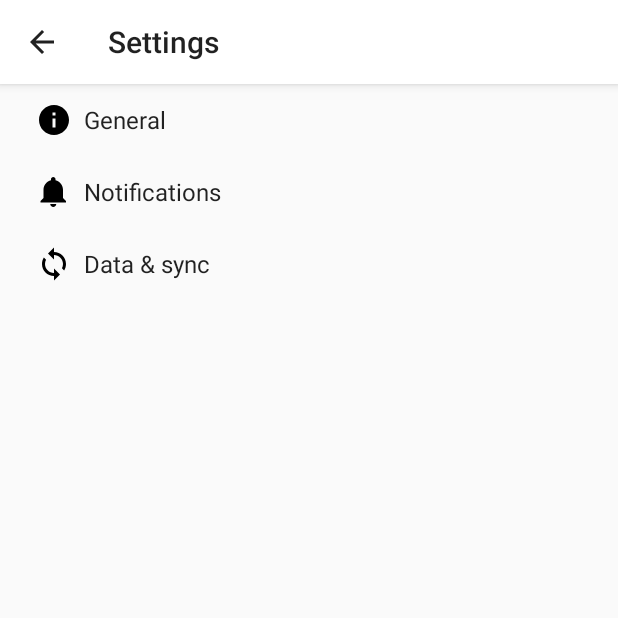
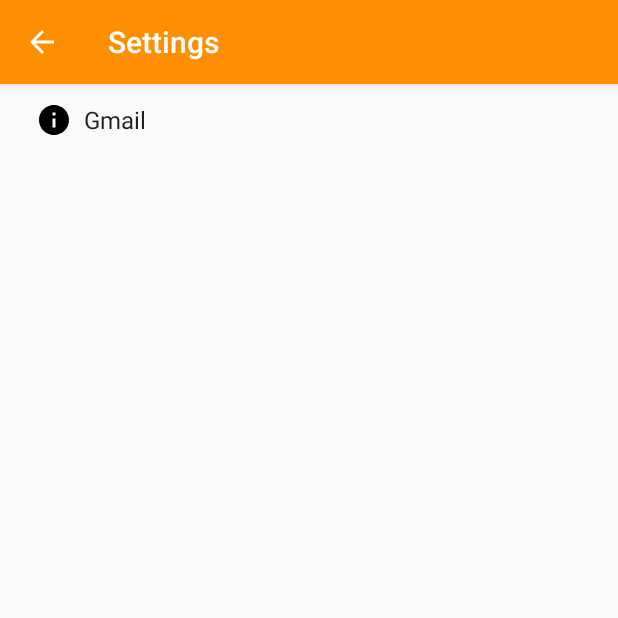
Before and after one commit to tobywoerthle/klokken, an Android app: the SettingsActivity screen opened directly, with no data from a screen before it, on a phone screen of 412 x 824 dp, the top half of it. Run offline under Robolectric (Android 15) with nearby library versions, the phone set to English and light mode, and no system bars.

Commit message:
Setttings Revision
-Cleaned up settings
-Removed auto-generated data sync + notification settings

```diff
--- a/app/src/main/AndroidManifest.xml
+++ b/app/src/main/AndroidManifest.xml
@@ -60,6 +60,7 @@
         <activity
             android:name=".SettingsActivity"
             android:label="@string/title_activity_settings"
+            android:theme="@style/AppTheme.ActionBar"
             android:parentActivityName=".MainActivity">
             <meta-data
                 android:name="android.support.PARENT_ACTIVITY"
--- a/app/src/main/java/com/klokkenapp/klokken/AppCompatPreferenceActivity.java
+++ b/app/src/main/java/com/klokkenapp/klokken/AppCompatPreferenceActivity.java
@@ -106,4 +106,5 @@
         }
         return mDelegate;
     }
+
 }
--- a/app/src/main/java/com/klokkenapp/klokken/MainActivity.java
+++ b/app/src/main/java/com/klokkenapp/klokken/MainActivity.java
@@ -42,6 +42,7 @@
 import android.os.Bundle;
 import android.os.IBinder;
 import android.os.SystemClock;
+import android.preference.PreferenceManager;
 import android.support.annotation.NonNull;
 import android.support.v4.content.LocalBroadcastManager;
 import android.text.TextUtils;
@@ -278,6 +279,9 @@
     {
         Intent myIntent = new Intent(this, SettingsActivity.class);
         startActivity(myIntent);
+
+        SharedPreferences sharedPref = PreferenceManager.getDefaultSharedPreferences(this);
+        //String syncConnPref = sharedPref.getString(SettingsActivity.KEY_PREF_SYNC_CONN, "");
     }
 
     public void filterClick(View v)
--- a/app/src/main/res/color/toolbar.xml
+++ /dev/null
@@ -1,5 +0,0 @@
-<?xml version="1.0" encoding="utf-8"?>
-<selector xmlns:android="http://schemas.android.com/apk/res/android">
-    <!--<item android:state_focused="true" android:color="#ff0000ff"/> focused -->
-    <item android:color="#ff6f00"></item> <!-- default -->
-</selector>
--- a/app/src/main/res/layout/activity_main_activity.xml
+++ b/app/src/main/res/layout/activity_main_activity.xml
@@ -10,7 +10,8 @@
 
     <Toolbar
             android:layout_width="match_parent"
-            android:layout_height="50dp"
+            android:layout_height="56dp"
+            android:elevation="4dp"
             android:background="@color/colorPrimaryLight">
 
         <ImageView
@@ -65,6 +66,7 @@
                 android:background="@color/colorPrimaryLight"
                 android:onClick="buttonManualGmailCheckClick"
                 android:layout_gravity="bottom|right"
+                android:elevation="2dp"
                 android:textColor="@color/colorPrimary" />
 
             <ListView
--- a/app/src/main/res/values/colors.xml
+++ b/app/src/main/res/values/colors.xml
@@ -4,4 +4,5 @@
     <color name="colorPrimaryDark">#ff6f00</color>
     <color name="colorPrimaryLight">#ff8f00</color>
     <color name="colorAccent">#263238</color>
+    <color name="actionBarBackground">#ff8f00</color>
 </resources>
--- a/app/src/main/res/values/strings.xml
+++ b/app/src/main/res/values/strings.xml
@@ -1,42 +1,25 @@
 <resources>
+    <!-- Strings related to App -->
     <string name="app_name">Klokken</string>
     <string name="ServiceName">ServiceKlokken</string>
 
+    <!-- Strings related to Overview Alerts -->
     <string name="tool_bar_title_alerts">Alerts</string>
     <string name="button_call_alerts">Call</string>
 
+    <!-- Strings related to Settings -->
     <string name="title_activity_settings">Settings</string>
+    <string name="pref_header_general">Gmail</string>
 
-    <!-- Strings related to Settings -->
+    <string name="pref_title_gmail_auto_check">Auto-check for new emails</string>
+    <string name="pref_title_gmail_stop_auto_check_close">Stop auto-check when app closes</string>
+    <string name="pref_title_gmail_monitor_today">Only monitor today\'s emails</string>
+    <string name="pref_title_check_frequency">Check frequency (minutes)</string>
 
-    <!-- Example General settings -->
-    <string name="pref_header_general">General</string>
-
-    <string name="pref_title_social_recommendations">Enable social recommendations</string>
-    <string name="pref_description_social_recommendations">Recommendations for people to contact
-        based on your message history
-    </string>
-
-    <string name="pref_title_display_name">Display name</string>
-    <string name="pref_default_display_name">John Smith</string>
-
-    <string name="pref_title_add_friends_to_messages">Add friends to messages</string>
-    <string-array name="pref_example_list_titles">
-        <item>Always</item>
-        <item>When possible</item>
-        <item>Never</item>
-    </string-array>
-    <string-array name="pref_example_list_values">
-        <item>1</item>
-        <item>0</item>
-        <item>-1</item>
-    </string-array>
-
-    <!-- Example settings for Data & Sync -->
-    <string name="pref_header_data_sync">Data &amp; sync</string>
-
-    <string name="pref_title_sync_frequency">Sync frequency</string>
-    <string-array name="pref_sync_frequency_titles">
+    <string-array name="pref_check_frequency_titles">
+        <item>1 minute</item>
+        <item>3 minutes</item>
+        <item>5 minutes</item>
         <item>15 minutes</item>
         <item>30 minutes</item>
         <item>1 hour</item>
@@ -44,7 +27,11 @@
         <item>6 hours</item>
         <item>Never</item>
     </string-array>
-    <string-array name="pref_sync_frequency_values">
+
+    <string-array name="pref_check_frequency_values">
+        <item>1</item>
+        <item>3</item>
+        <item>5</item>
         <item>15</item>
         <item>30</item>
         <item>60</item>
@@ -53,29 +40,4 @@
         <item>-1</item>
     </string-array>
 
-    <string-array name="list_preference_entries">
-        <item>Entry 1</item>
-        <item>Entry 2</item>
-        <item>Entry 3</item>
-    </string-array>
-
-    <string-array name="list_preference_entry_values">
-        <item>1</item>
-        <item>2</item>
-        <item>3</item>
-    </string-array>
-
-    <string-array name="multi_select_list_preference_default_value" />
-
-    <string name="pref_title_system_sync_settings">System sync settings</string>
-
-    <!-- Example settings for Notifications -->
-    <string name="pref_header_notifications">Notifications</string>
-
-    <string name="pref_title_new_message_notifications">New message notifications</string>
-
-    <string name="pref_title_ringtone">Ringtone</string>
-    <string name="pref_ringtone_silent">Silent</string>
-
-    <string name="pref_title_vibrate">Vibrate</string>
 </resources>
--- a/app/src/main/res/values/styles.xml
+++ b/app/src/main/res/values/styles.xml
@@ -1,14 +1,19 @@
 <resources>
 
     <!-- Base application theme. -->
-    <style name="AppTheme" parent="Theme.AppCompat.Light">
-        <!-- Customize your theme here. -->
+    <style name="AppTheme" parent="@style/Theme.AppCompat.Light">
         <item name="colorPrimary">@color/colorPrimary</item>
         <item name="colorPrimaryDark">@color/colorPrimaryDark</item>
         <item name="colorAccent">@color/colorAccent</item>
     </style>
 
-    <style name="AppTheme.NoActionBar">
+    <style name="AppTheme.ActionBar" parent="@style/Theme.AppCompat.Light.DarkActionBar">
+        <item name="colorPrimary">@color/colorPrimary</item>
+        <item name="colorPrimaryDark">@color/colorPrimaryDark</item>
+        <item name="colorAccent">@color/colorAccent</item>
+    </style>
+
+    <style name="AppTheme.NoActionBar" parent="AppTheme">
         <item name="windowActionBar">false</item>
         <item name="windowNoTitle">true</item>
     </style>
--- a/app/src/main/res/xml/pref_data_sync.xml
+++ /dev/null
@@ -1,21 +0,0 @@
-<PreferenceScreen xmlns:android="http://schemas.android.com/apk/res/android">
-
-    <!-- NOTE: Hide buttons to simplify the UI. Users can touch outside the dialog to
-         dismiss it. -->
-    <!-- NOTE: ListPreference's summary should be set to its value by the activity code. -->
-    <ListPreference
-        android:defaultValue="180"
-        android:entries="@array/pref_sync_frequency_titles"
-        android:entryValues="@array/pref_sync_frequency_values"
-        android:key="sync_frequency"
-        android:negativeButtonText="@null"
-        android:positiveButtonText="@null"
-        android:title="@string/pref_title_sync_frequency" />
-
-    <!-- This preference simply launches an intent when selected. Use this UI sparingly, per
-         design guidelines. -->
-    <Preference android:title="@string/pref_title_system_sync_settings">
-        <intent android:action="android.settings.SYNC_SETTINGS" />
-    </Preference>
-
-</PreferenceScreen>
--- a/app/src/main/res/xml/pref_general.xml
+++ b/app/src/main/res/xml/pref_general.xml
@@ -2,32 +2,27 @@
 
     <SwitchPreference
         android:defaultValue="true"
-        android:key="example_switch"
-        android:summary="@string/pref_description_social_recommendations"
-        android:title="@string/pref_title_social_recommendations" />
+        android:key="autoCheck_switch"
+        android:title="@string/pref_title_gmail_auto_check"/>
 
-    <!-- NOTE: EditTextPreference accepts EditText attributes. -->
-    <!-- NOTE: EditTextPreference's summary should be set to its value by the activity code. -->
-    <EditTextPreference
-        android:capitalize="words"
-        android:defaultValue="@string/pref_default_display_name"
-        android:inputType="textCapWords"
-        android:key="example_text"
-        android:maxLines="1"
-        android:selectAllOnFocus="true"
-        android:singleLine="true"
-        android:title="@string/pref_title_display_name" />
+    <SwitchPreference
+        android:defaultValue="true"
+        android:key="stopAutoCheckClose_switch"
+        android:title="@string/pref_title_gmail_stop_auto_check_close" />
 
-    <!-- NOTE: Hide buttons to simplify the UI. Users can touch outside the dialog to
-         dismiss it. -->
-    <!-- NOTE: ListPreference's summary should be set to its value by the activity code. -->
+    <SwitchPreference
+        android:defaultValue="true"
+        android:key="monitorToday_switch"
+        android:title="@string/pref_title_gmail_monitor_today" />
+
     <ListPreference
-        android:defaultValue="-1"
-        android:entries="@array/pref_example_list_titles"
-        android:entryValues="@array/pref_example_list_values"
-        android:key="example_list"
+        android:defaultValue="15"
+        android:entries="@array/pref_check_frequency_titles"
+        android:entryValues="@array/pref_check_frequency_values"
+        android:key="sync_frequency"
         android:negativeButtonText="@null"
         android:positiveButtonText="@null"
-        android:title="@string/pref_title_add_friends_to_messages" />
+        android:title="@string/pref_title_check_frequency"
+        android:summary="%s" />
 
 </PreferenceScreen>
--- a/app/src/main/res/xml/pref_headers.xml
+++ b/app/src/main/res/xml/pref_headers.xml
@@ -6,6 +6,8 @@
         android:fragment="com.klokkenapp.klokken.SettingsActivity$GeneralPreferenceFragment"
         android:icon="@drawable/ic_info_black_24dp"
         android:title="@string/pref_header_general" />
+
+    <!--
 
     <header
         android:fragment="com.klokkenapp.klokken.SettingsActivity$NotificationPreferenceFragment"
@@ -17,4 +19,6 @@
         android:icon="@drawable/ic_sync_black_24dp"
         android:title="@string/pref_header_data_sync" />
 
+     -->
+
 </preference-headers>
--- a/app/src/main/res/xml/pref_notification.xml
+++ /dev/null
@@ -1,27 +0,0 @@
-<PreferenceScreen xmlns:android="http://schemas.android.com/apk/res/android">
-
-    <!-- A 'parent' preference, which enables/disables child preferences (below)
-         when checked/unchecked. -->
-    <SwitchPreference
-        android:defaultValue="true"
-        android:key="notifications_new_message"
-        android:title="@string/pref_title_new_message_notifications" />
-
-    <!-- Allows the user to choose a ringtone in the 'notification' category. -->
-    <!-- NOTE: This preference will be enabled only when the checkbox above is checked. -->
-    <!-- NOTE: RingtonePreference's summary should be set to its value by the activity code. -->
-    <RingtonePreference
-        android:defaultValue="content://settings/system/notification_sound"
-        android:dependency="notifications_new_message"
-        android:key="notifications_new_message_ringtone"
-        android:ringtoneType="notification"
-        android:title="@string/pref_title_ringtone" />
-
-    <!-- NOTE: This preference will be enabled only when the checkbox above is checked. -->
-    <SwitchPreference
-        android:defaultValue="true"
-        android:dependency="notifications_new_message"
-        android:key="notifications_new_message_vibrate"
-        android:title="@string/pref_title_vibrate" />
-
-</PreferenceScreen>
```
Also changed, not shown: app/src/main/java/com/klokkenapp/klokken/SavedState.java (added, +51 -0 lines), app/src/main/java/com/klokkenapp/klokken/SettingsActivity.java (+8 -88 lines).
